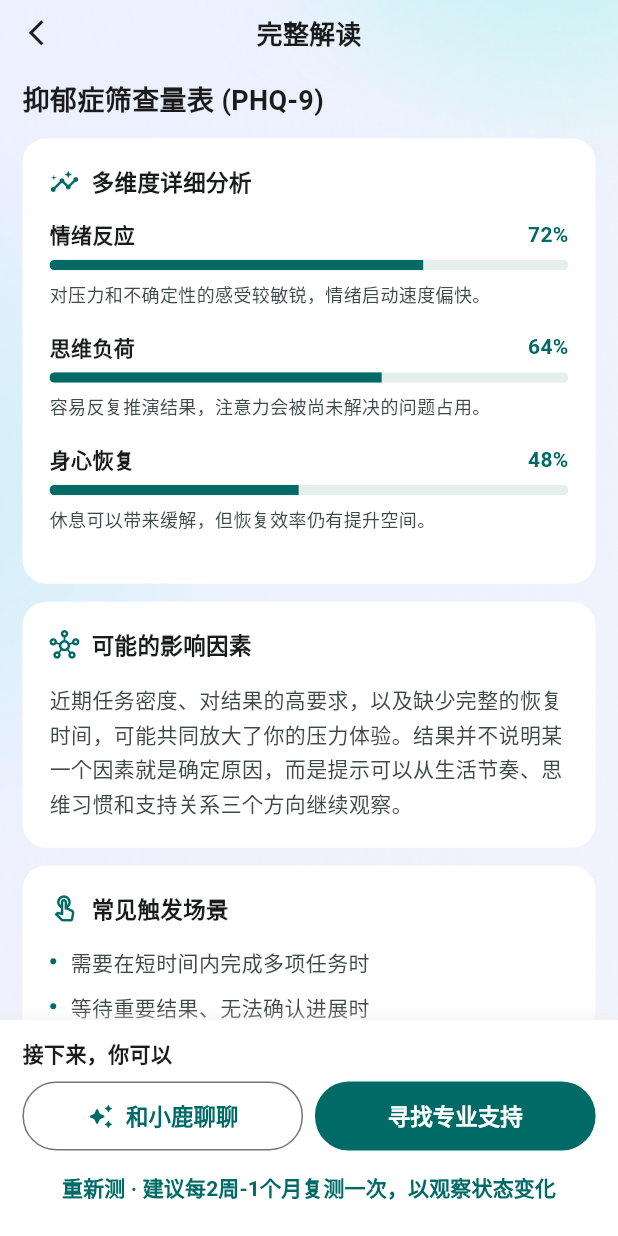
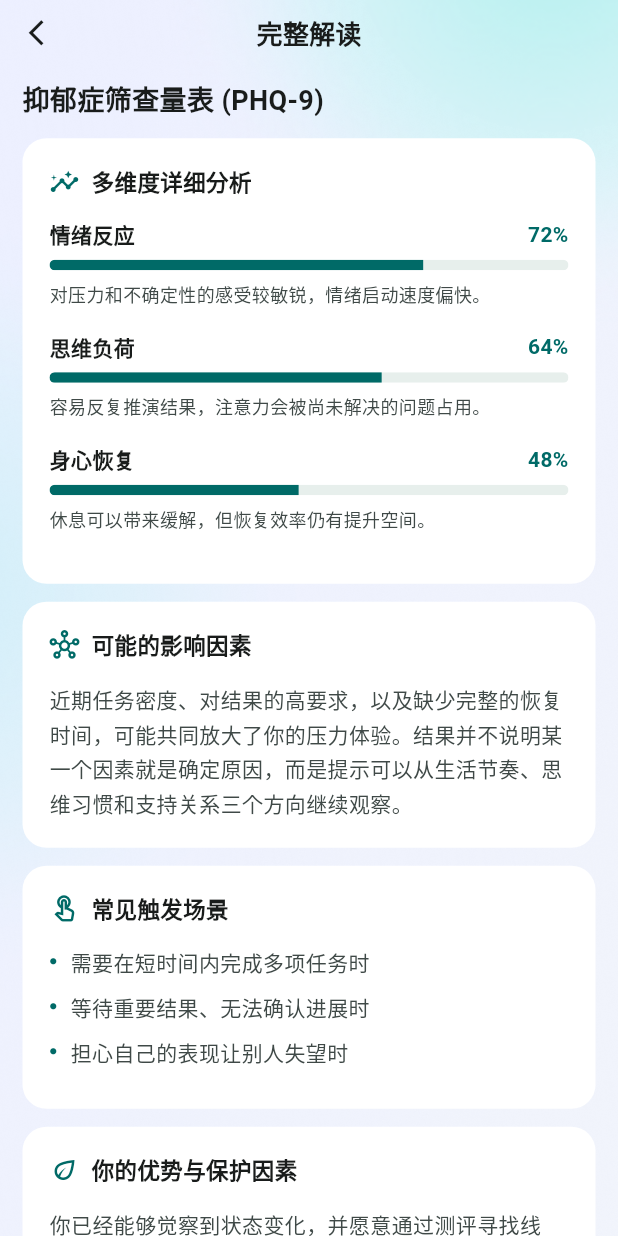
Before and after one commit to duran2015/-, a Flutter app: the AssessmentReportPage screen opened by its route, on a phone screen of 412 x 824 dp. Run offline on Flutter 3.47's test engine with Material 3 defaults, Android fonts, the phone set to English and light mode, and no system bars; our stand-ins replace audioplayers, cached_network_image, device_info_plus, dio, file_picker, flutter_cache_manager and 13 more; missing offline and left inert: dart:html, dart:ui_web, fluwx, gal, nertc_core, nim_core_v2 and 2 more; accounts and stored records are empty; network calls fail; project files that could hold a hidden picture were left out.

Commit message:
ui: remove report follow-up action bar

```diff
--- a/flutter-client/lib/features/home/assessment_report_page.dart
+++ b/flutter-client/lib/features/home/assessment_report_page.dart
@@ -53,8 +53,6 @@ class _AssessmentReportPageState extends ConsumerState<AssessmentReportPage> {
   static const double _sectionCorner = 16; // 中间白卡片圆角
   static const double _boxCorner = 10; // 内层灰盒圆角
   static const double _badgeSize = 22; // 建议序号徽标
-  static const double _retestCorner = 22.5;
-  static const double _retestHeight = 46; // Figma 92 → 46
   // 出处/免责声明区（iOS setupSourceSection，Figma 1572:1793）
   static const double _sourceFontSize = 10; // Figma 20 → 10
   static const double _sourceIconSize = 10;
@@ -85,9 +83,8 @@ class _AssessmentReportPageState extends ConsumerState<AssessmentReportPage> {
       return;
     }
     try {
-      final detail = await ref
-          .read(homeApiProvider)
-          .fetchAssessmentDetail(userAssessId);
+      final detail =
+          await ref.read(homeApiProvider).fetchAssessmentDetail(userAssessId);
       if (detail != null && mounted) {
         if (kDebugMode) {
           debugPrint(
@@ -104,21 +101,6 @@ class _AssessmentReportPageState extends ConsumerState<AssessmentReportPage> {
         debugPrint('[AssessmentReport] detail 失败（保留占位）：$e\n$st');
       }
     }
-  }
-
-  /// 响应重新测点击：用答题 WebView 替换栈顶报告页，返回时直达列表/首页
-  /// （不回到报告页）。iOS 参照：retestTapped（替换导航栈顶）。
-  void _onRetestTapped() {
-    final link = widget.h5Link?.trim() ?? '';
-    if (link.isEmpty) {
-      AppToast.show(context, '暂不支持重新测');
-      return;
-    }
-    context.pushReplacement(
-      '${RoutePaths.webview}?url=${Uri.encodeComponent(link)}'
-      '&title=${Uri.encodeComponent(_report.scaleTitle)}'
-      '&mode=assessment',
-    );
   }
 
   /// 点击「内容出处」：打开 detail.sourceUrl（iOS sourceLinkTapped）。
@@ -161,8 +143,7 @@ class _AssessmentReportPageState extends ConsumerState<AssessmentReportPage> {
       return;
     }
     final matches = router.routerDelegate.currentConfiguration.matches;
-    final prevIsAssessmentWebView =
-        matches.length >= 2 &&
+    final prevIsAssessmentWebView = matches.length >= 2 &&
         matches[matches.length - 2].matchedLocation == RoutePaths.webview;
     if (prevIsAssessmentWebView) {
       router.pop();
@@ -312,7 +293,6 @@ class _AssessmentReportPageState extends ConsumerState<AssessmentReportPage> {
             ),
           ),
         ),
-        bottomNavigationBar: _buildBottomBar(),
       ),
     );
   }
@@ -445,8 +425,7 @@ class _AssessmentReportPageState extends ConsumerState<AssessmentReportPage> {
   /// 测后引导卡：完善支持档案（完善度 100% 时自动隐藏）。
   Widget _buildProfilePrompt(BuildContext context) {
     final profile = ref.watch(supportProfileProvider);
-    final percent =
-        ((profile.basicCompletion +
+    final percent = ((profile.basicCompletion +
                 profile.preferenceCompletion +
                 profile.supportCompletion) /
             3)
@@ -677,80 +656,6 @@ class _AssessmentReportPageState extends ConsumerState<AssessmentReportPage> {
       child: Divider(height: 1, thickness: 1, color: AppColors.divider),
     );
   }
-
-  /// 完整解读后的后续支持入口；完整报告本身已经完成付费解锁。
-  Widget _buildBottomBar() {
-    return Container(
-      decoration: BoxDecoration(
-        color: AppColors.cardBackground,
-        boxShadow: [
-          BoxShadow(
-            color: const Color(0xFFEAEAEA).withValues(alpha: 0.4),
-            offset: const Offset(0, -4),
-            blurRadius: 4,
-          ),
-        ],
-      ),
-      child: SafeArea(
-        top: false,
-        child: Padding(
-          padding: const EdgeInsets.only(
-            top: AppDimens.gap12,
-            left: _horizontalInset,
-            right: _horizontalInset,
-            bottom: AppDimens.gap8,
-          ),
-          child: Column(
-            mainAxisSize: MainAxisSize.min,
-            children: [
-              const Align(
-                alignment: Alignment.centerLeft,
-                child: Text(
-                  '接下来，你可以',
-                  style: TextStyle(fontWeight: FontWeight.w700),
-                ),
-              ),
-              const SizedBox(height: AppDimens.gap8),
-              Row(
-                children: [
-                  Expanded(
-                    child: OutlinedButton.icon(
-                      style: OutlinedButton.styleFrom(
-                        minimumSize: const Size(0, _retestHeight),
-                        shape: RoundedRectangleBorder(
-                          borderRadius: BorderRadius.circular(_retestCorner),
-                        ),
-                      ),
-                      onPressed: _openAiInterpretation,
-                      icon: const Icon(Icons.auto_awesome_rounded, size: 18),
-                      label: const Text('和小鹿聊聊'),
-                    ),
-                  ),
-                  const SizedBox(width: AppDimens.gap8),
-                  Expanded(
-                    child: FilledButton(
-                      style: FilledButton.styleFrom(
-                        minimumSize: const Size(0, _retestHeight),
-                        shape: RoundedRectangleBorder(
-                          borderRadius: BorderRadius.circular(_retestCorner),
-                        ),
-                      ),
-                      onPressed: _openProfessionalInterpretation,
-                      child: const Text('寻找专业支持'),
-                    ),
-                  ),
-                ],
-              ),
-              TextButton(
-                onPressed: _onRetestTapped,
-                child: Text('重新测 · ${_report.retestHint}'),
-              ),
-            ],
-          ),
-        ),
-      ),
-    );
-  }
 }
 
 class _DimensionRow extends StatelessWidget {
@@ -771,7 +676,8 @@ class _DimensionRow extends StatelessWidget {
           children: [
             Row(
               children: [
-            Text(label, style: const TextStyle(fontWeight: FontWeight.w700)),
+                Text(label,
+                    style: const TextStyle(fontWeight: FontWeight.w700)),
                 const Spacer(),
                 Text(
                   '${(value * 100).round()}%',
@@ -823,7 +729,8 @@ class _BulletText extends StatelessWidget {
             Expanded(
               child: Text(
                 text,
-            style: const TextStyle(height: 1.5, color: AppColors.textSecondary),
+                style: const TextStyle(
+                    height: 1.5, color: AppColors.textSecondary),
               ),
             ),
           ],
```
Lines whose indentation alone changed are shown as unchanged.
